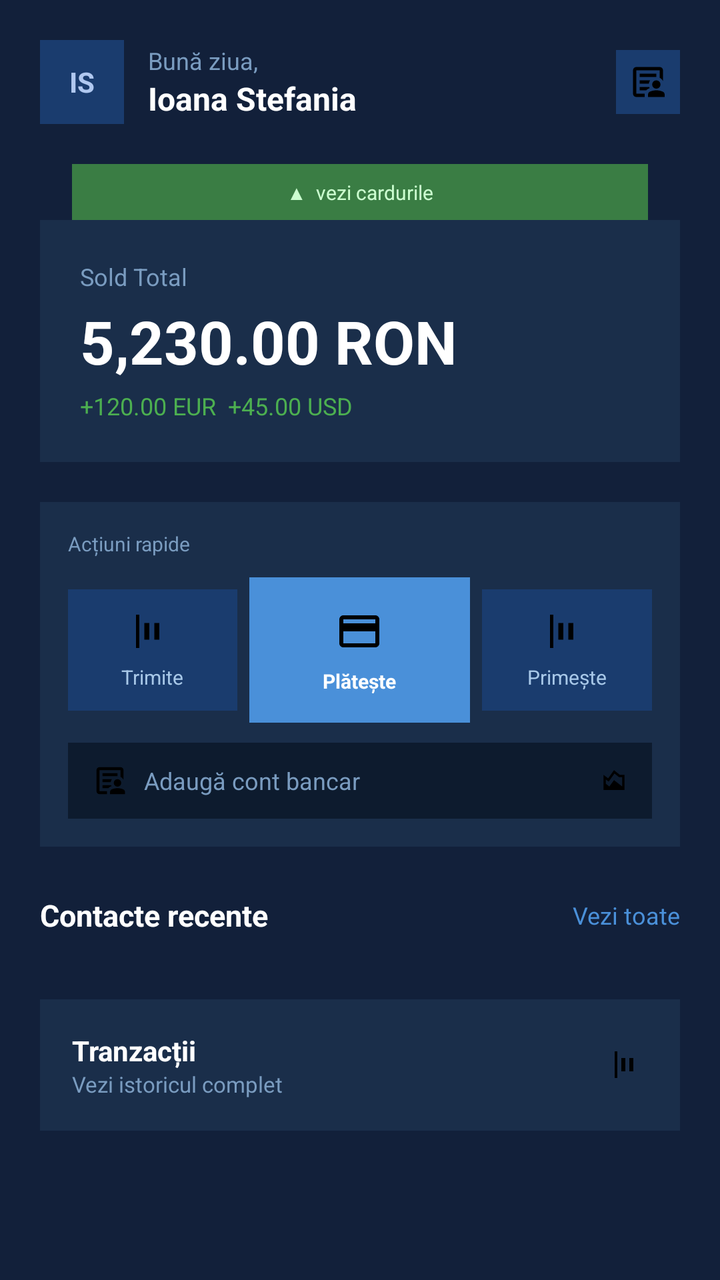
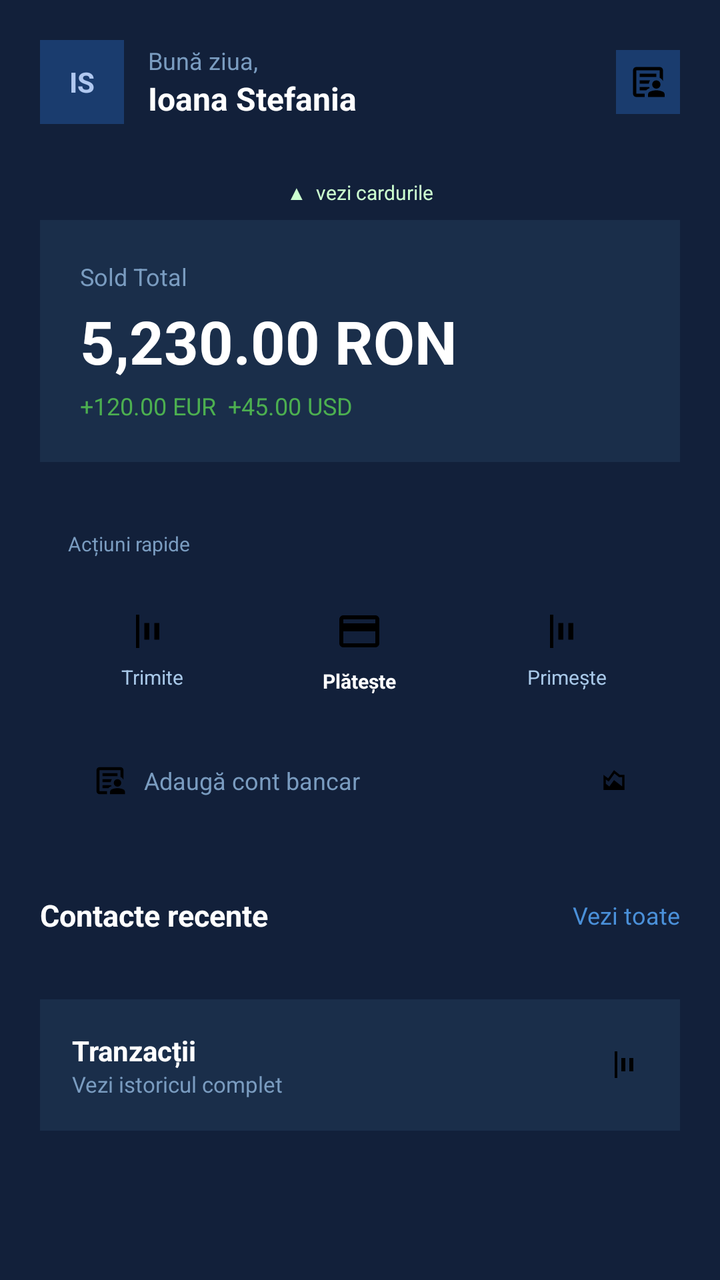

Compare the two renders of this Android layout. The source of the first and the diff that turns it into the second are given below.
<!-- AndroidManifest.xml: application theme Theme.LicentaMultibankingApp -->
<!-- res/layout/fragment_home.xml -->
<?xml version="1.0" encoding="utf-8"?>
<ScrollView xmlns:android="http://schemas.android.com/apk/res/android"
    android:layout_width="match_parent"
    android:layout_height="match_parent"
    android:background="#12203A"
    android:fillViewport="true">

    <LinearLayout
        android:layout_width="match_parent"
        android:layout_height="wrap_content"
        android:orientation="vertical"
        android:padding="20dp">

        
        <LinearLayout
            android:layout_width="match_parent"
            android:layout_height="wrap_content"
            android:orientation="horizontal"
            android:gravity="center_vertical"
            android:layout_marginBottom="20dp">

            <TextView
                android:id="@+id/tvAvatar"
                android:layout_width="42dp"
                android:layout_height="42dp"
                android:gravity="center"
                android:text="IS"
                android:textColor="#B0C8F0"
                android:textSize="14sp"
                android:textStyle="bold"
                android:background="#1A3C6E"
                android:layout_marginEnd="12dp"/>

            <LinearLayout
                android:layout_width="0dp"
                android:layout_height="wrap_content"
                android:layout_weight="1"
                android:orientation="vertical">

                <TextView
                    android:layout_width="wrap_content"
                    android:layout_height="wrap_content"
                    android:text="Bună ziua,"
                    android:textColor="#7A9CC0"
                    android:textSize="12sp"/>

                <TextView
                    android:id="@+id/tvUserName"
                    android:layout_width="wrap_content"
                    android:layout_height="wrap_content"
                    android:text="Ioana Stefania"
                    android:textColor="#FFFFFF"
                    android:textSize="16sp"
                    android:textStyle="bold"/>

            </LinearLayout>

            <ImageView
                android:id="@+id/ivNotifications"
                android:layout_width="32dp"
                android:layout_height="32dp"
                android:src="@drawable/ic_profile"
                android:padding="6dp"
                android:background="#1A3C6E"/>

        </LinearLayout>

        
        <LinearLayout
            android:layout_width="match_parent"
            android:layout_height="wrap_content"
            android:orientation="vertical"
            android:layout_marginBottom="20dp">

            
            <LinearLayout
                android:id="@+id/layoutCardPeek"
                android:layout_width="match_parent"
                android:layout_height="28dp"
                android:background="#3a7d44"
                android:gravity="center"
                android:layout_marginStart="16dp"
                android:layout_marginEnd="16dp">

                <TextView
                    android:id="@+id/tvPeekLabel"
                    android:layout_width="wrap_content"
                    android:layout_height="wrap_content"
                    android:text="▲  vezi cardurile"
                    android:textColor="#CCFFD0"
                    android:textSize="10sp"/>

            </LinearLayout>

            
            <LinearLayout
                android:id="@+id/layoutCardRevelat"
                android:layout_width="match_parent"
                android:layout_height="wrap_content"
                android:orientation="vertical"
                android:background="#1a3d22"
                android:paddingTop="12dp"
                android:paddingBottom="14dp"
                android:paddingStart="14dp"
                android:paddingEnd="14dp"
                android:visibility="gone">

                
                <FrameLayout
                    android:id="@+id/frameWallet"
                    android:layout_width="match_parent"
                    android:layout_height="160dp"
                    android:layout_marginBottom="8dp"/>

                
                <LinearLayout
                    android:id="@+id/layoutDotsWallet"
                    android:layout_width="wrap_content"
                    android:layout_height="wrap_content"
                    android:orientation="horizontal"
                    android:layout_gravity="center_horizontal"
                    android:layout_marginBottom="6dp"/>

                
                <TextView
                    android:id="@+id/tvInfoCardWallet"
                    android:layout_width="match_parent"
                    android:layout_height="wrap_content"
                    android:gravity="center"
                    android:textColor="#81C784"
                    android:textSize="10sp"
                    android:layout_marginBottom="12dp"/>

                
                <View
                    android:layout_width="match_parent"
                    android:layout_height="0.5dp"
                    android:background="#2a5c30"
                    android:layout_marginBottom="12dp"/>

                
                <LinearLayout
                    android:layout_width="match_parent"
                    android:layout_height="wrap_content"
                    android:orientation="horizontal">

                    <LinearLayout
                        android:id="@+id/btnDetaliuCard"
                        android:layout_width="0dp"
                        android:layout_height="wrap_content"
                        android:layout_weight="1"
                        android:orientation="vertical"
                        android:gravity="center"
                        android:padding="8dp">

                        <ImageView
                            android:layout_width="36dp"
                            android:layout_height="36dp"
                            android:src="@drawable/ic_card"
                            android:background="#1A5C1A"
                            android:padding="9dp"/>

                        <TextView
                            android:layout_width="wrap_content"
                            android:layout_height="wrap_content"
                            android:text="Detalii"
                            android:textColor="#81C784"
                            android:textSize="9sp"
                            android:layout_marginTop="4dp"/>

                    </LinearLayout>

                    <LinearLayout
                        android:id="@+id/btnIngheataCard"
                        android:layout_width="0dp"
                        android:layout_height="wrap_content"
                        android:layout_weight="1"
                        android:orientation="vertical"
                        android:gravity="center"
                        android:padding="8dp">

                        <ImageView
                            android:layout_width="36dp"
                            android:layout_height="36dp"
                            android:src="@drawable/ic_profile"
                            android:background="#1A5C1A"
                            android:padding="9dp"/>

                        <TextView
                            android:id="@+id/tvLabelIngheata"
                            android:layout_width="wrap_content"
                            android:layout_height="wrap_content"
                            android:text="Îngheață"
                            android:textColor="#81C784"
                            android:textSize="9sp"
                            android:layout_marginTop="4dp"/>

                    </LinearLayout>

                    <LinearLayout
                        android:id="@+id/btnStergeCard"
                        android:layout_width="0dp"
                        android:layout_height="wrap_content"
                        android:layout_weight="1"
                        android:orientation="vertical"
                        android:gravity="center"
                        android:padding="8dp">

                        <ImageView
                            android:layout_width="36dp"
                            android:layout_height="36dp"
                            android:src="@drawable/ic_transactions"
                            android:background="#5c1a1a"
                            android:padding="9dp"/>

                        <TextView
                            android:layout_width="wrap_content"
                            android:layout_height="wrap_content"
                            android:text="Șterge"
                            android:textColor="#EF9A9A"
                            android:textSize="9sp"
                            android:layout_marginTop="4dp"/>

                    </LinearLayout>

                </LinearLayout>

                
                <TextView
                    android:id="@+id/tvStatusInghetat"
                    android:layout_width="match_parent"
                    android:layout_height="wrap_content"
                    android:text="Card inghetat — apasa Ingheata pentru a debloca"
                    android:textColor="#FFFFFF"
                    android:textSize="11sp"
                    android:gravity="center"
                    android:background="#4A90D9"
                    android:padding="8dp"
                    android:layout_marginTop="8dp"
                    android:visibility="gone"/>

            </LinearLayout>

            
            <LinearLayout
                android:id="@+id/layoutSold"
                android:layout_width="match_parent"
                android:layout_height="wrap_content"
                android:orientation="vertical"
                android:background="#1A2E4A"
                android:padding="20dp">

                <TextView
                    android:layout_width="wrap_content"
                    android:layout_height="wrap_content"
                    android:text="Sold Total"
                    android:textColor="#7A9CC0"
                    android:textSize="12sp"
                    android:layout_marginBottom="4dp"/>

                <TextView
                    android:id="@+id/tvSoldTotal"
                    android:layout_width="wrap_content"
                    android:layout_height="wrap_content"
                    android:text="5,230.00 RON"
                    android:textColor="#FFFFFF"
                    android:textSize="30sp"
                    android:textStyle="bold"
                    android:layout_marginBottom="4dp"/>

                <TextView
                    android:id="@+id/tvAlteCurrency"
                    android:layout_width="wrap_content"
                    android:layout_height="wrap_content"
                    android:text="+120.00 EUR  +45.00 USD"
                    android:textColor="#4CAF50"
                    android:textSize="12sp"/>

            </LinearLayout>

        </LinearLayout>

        
        <LinearLayout
            android:layout_width="match_parent"
            android:layout_height="wrap_content"
            android:orientation="vertical"
            android:background="#1A2E4A"
            android:padding="14dp"
            android:layout_marginBottom="24dp">

            <TextView
                android:layout_width="wrap_content"
                android:layout_height="wrap_content"
                android:text="Acțiuni rapide"
                android:textColor="#7A9CC0"
                android:textSize="10sp"
                android:layout_marginBottom="10dp"/>

            <LinearLayout
                android:layout_width="match_parent"
                android:layout_height="wrap_content"
                android:orientation="horizontal"
                android:gravity="center_vertical"
                android:layout_marginBottom="10dp">

                <LinearLayout
                    android:id="@+id/btnTrimite"
                    android:layout_width="0dp"
                    android:layout_height="wrap_content"
                    android:layout_weight="1"
                    android:orientation="vertical"
                    android:gravity="center"
                    android:background="#1A3C6E"
                    android:paddingTop="10dp"
                    android:paddingBottom="10dp">

                    <ImageView
                        android:layout_width="22dp"
                        android:layout_height="22dp"
                        android:src="@drawable/ic_transactions"
                        android:padding="1dp"/>

                    <TextView
                        android:layout_width="wrap_content"
                        android:layout_height="wrap_content"
                        android:text="Trimite"
                        android:textColor="#A8C8E8"
                        android:textSize="10sp"
                        android:layout_marginTop="5dp"/>

                </LinearLayout>

                <View
                    android:layout_width="6dp"
                    android:layout_height="1dp"/>

                <LinearLayout
                    android:id="@+id/btnPlateste"
                    android:layout_width="0dp"
                    android:layout_height="wrap_content"
                    android:layout_weight="1.3"
                    android:orientation="vertical"
                    android:gravity="center"
                    android:background="#4A90D9"
                    android:paddingTop="14dp"
                    android:paddingBottom="14dp">

                    <ImageView
                        android:layout_width="26dp"
                        android:layout_height="26dp"
                        android:src="@drawable/ic_card"
                        android:padding="1dp"/>

                    <TextView
                        android:layout_width="wrap_content"
                        android:layout_height="wrap_content"
                        android:text="Plătește"
                        android:textColor="#FFFFFF"
                        android:textSize="10sp"
                        android:textStyle="bold"
                        android:layout_marginTop="5dp"/>

                </LinearLayout>

                <View
                    android:layout_width="6dp"
                    android:layout_height="1dp"/>

                <LinearLayout
                    android:id="@+id/btnPrimeste"
                    android:layout_width="0dp"
                    android:layout_height="wrap_content"
                    android:layout_weight="1"
                    android:orientation="vertical"
                    android:gravity="center"
                    android:background="#1A3C6E"
                    android:paddingTop="10dp"
                    android:paddingBottom="10dp">

                    <ImageView
                        android:layout_width="22dp"
                        android:layout_height="22dp"
                        android:src="@drawable/ic_transactions"
                        android:padding="1dp"/>

                    <TextView
                        android:layout_width="wrap_content"
                        android:layout_height="wrap_content"
                        android:text="Primește"
                        android:textColor="#A8C8E8"
                        android:textSize="10sp"
                        android:layout_marginTop="5dp"/>

                </LinearLayout>

            </LinearLayout>

            <LinearLayout
                android:id="@+id/btnAdaugaCont"
                android:layout_width="match_parent"
                android:layout_height="wrap_content"
                android:orientation="horizontal"
                android:gravity="center_vertical"
                android:background="#0D1B2E"
                android:paddingTop="10dp"
                android:paddingBottom="10dp"
                android:paddingStart="12dp"
                android:paddingEnd="12dp">

                <ImageView
                    android:layout_width="18dp"
                    android:layout_height="18dp"
                    android:src="@drawable/ic_profile"
                    android:layout_marginEnd="8dp"/>

                <TextView
                    android:layout_width="0dp"
                    android:layout_height="wrap_content"
                    android:layout_weight="1"
                    android:text="Adaugă cont bancar"
                    android:textColor="#7A9CC0"
                    android:textSize="12sp"/>

                <ImageView
                    android:layout_width="14dp"
                    android:layout_height="14dp"
                    android:src="@drawable/ic_statistics"/>

            </LinearLayout>

        </LinearLayout>

        
        <LinearLayout
            android:layout_width="match_parent"
            android:layout_height="wrap_content"
            android:orientation="vertical"
            android:layout_marginBottom="20dp">

            <LinearLayout
                android:layout_width="match_parent"
                android:layout_height="wrap_content"
                android:orientation="horizontal"
                android:gravity="center_vertical"
                android:layout_marginBottom="12dp">

                <TextView
                    android:layout_width="0dp"
                    android:layout_height="wrap_content"
                    android:layout_weight="1"
                    android:text="Contacte recente"
                    android:textColor="#FFFFFF"
                    android:textSize="15sp"
                    android:textStyle="bold"/>

                <TextView
                    android:id="@+id/tvVeziToateContacte"
                    android:layout_width="wrap_content"
                    android:layout_height="wrap_content"
                    android:text="Vezi toate"
                    android:textColor="#4A90D9"
                    android:textSize="12sp"/>

            </LinearLayout>

            <androidx.recyclerview.widget.RecyclerView
                android:id="@+id/rvContacte"
                android:layout_width="match_parent"
                android:layout_height="wrap_content"
                android:orientation="horizontal"
                android:clipToPadding="false"/>

        </LinearLayout>

        
        <LinearLayout
            android:id="@+id/layoutBannerTranzactii"
            android:layout_width="match_parent"
            android:layout_height="wrap_content"
            android:orientation="horizontal"
            android:gravity="center_vertical"
            android:background="#1A2E4A"
            android:padding="16dp"
            android:layout_marginBottom="20dp">

            <LinearLayout
                android:layout_width="0dp"
                android:layout_height="wrap_content"
                android:layout_weight="1"
                android:orientation="vertical">

                <TextView
                    android:layout_width="wrap_content"
                    android:layout_height="wrap_content"
                    android:text="Tranzacții"
                    android:textColor="#FFFFFF"
                    android:textSize="14sp"
                    android:textStyle="bold"/>

                <TextView
                    android:layout_width="wrap_content"
                    android:layout_height="wrap_content"
                    android:text="Vezi istoricul complet"
                    android:textColor="#7A9CC0"
                    android:textSize="11sp"/>

            </LinearLayout>

            <ImageView
                android:layout_width="20dp"
                android:layout_height="20dp"
                android:src="@drawable/ic_transactions"
                android:padding="2dp"/>

        </LinearLayout>

    </LinearLayout>

</ScrollView>
<!-- resources referenced by this layout -->
<resources>
  <!-- drawable ic_card (drawable) -->
  <vector xmlns:android="http://schemas.android.com/apk/res/android" android:height="24dp" android:tint="#000000" android:viewportHeight="24" android:viewportWidth="24" android:width="24dp">
        
      <path android:fillColor="@android:color/white" android:pathData="M20,4L4,4c-1.11,0 -1.99,0.89 -1.99,2L2,18c0,1.11 0.89,2 2,2h16c1.11,0 2,-0.89 2,-2L22,6c0,-1.11 -0.89,-2 -2,-2zM20,18L4,18v-6h16v6zM20,8L4,8L4,6h16v2z"/>
      
  </vector>
  <!-- drawable ic_statistics (drawable) -->
  <vector xmlns:android="http://schemas.android.com/apk/res/android" android:height="24dp" android:tint="#000000" android:viewportHeight="960" android:viewportWidth="960" android:width="24dp">
        
      <path android:fillColor="@android:color/white" android:pathData="M120,800L120,280L280,400L480,120L680,280L840,280L840,800L120,800ZM320,680L480,460L760,678L760,360L652,360L496,235L298,513L200,440L200,584L320,680Z"/>
      
  </vector>
  <!-- drawable ic_transactions (drawable) -->
  <vector xmlns:android="http://schemas.android.com/apk/res/android" android:height="24dp" android:tint="#000000" android:viewportHeight="960" android:viewportWidth="960" android:width="24dp">
        
      <path android:fillColor="@android:color/white" android:pathData="M80,880L80,80L160,80L160,880L80,880ZM520,680L520,280L640,280L640,680L520,680ZM280,680L280,280L400,280L400,680L280,680Z"/>
      
  </vector>
  <style name="Theme.LicentaMultibankingApp" parent="Base.Theme.LicentaMultibankingApp" />
  <style name="Base.Theme.LicentaMultibankingApp" parent="Theme.MaterialComponents.DayNight.NoActionBar">
          <item name="android:textColorHint">#888888</item>
          
          
      </style>
  <!-- unchanged entries left out for length: 1 -->
</resources>

<!-- the commit's change to res/layout/fragment_home.xml (unified diff, before → after) -->
@@ -77,7 +77,7 @@
                 android:id="@+id/layoutCardPeek"
                 android:layout_width="match_parent"
                 android:layout_height="28dp"
-                android:background="#3a7d44"
+                android:background="@drawable/bg_peek_rounded"
                 android:gravity="center"
                 android:layout_marginStart="16dp"
                 android:layout_marginEnd="16dp">
@@ -98,7 +98,7 @@
                 android:layout_width="match_parent"
                 android:layout_height="wrap_content"
                 android:orientation="vertical"
-                android:background="#1a3d22"
+                android:background="@drawable/bg_wallet_rounded"
                 android:paddingTop="12dp"
                 android:paddingBottom="14dp"
                 android:paddingStart="14dp"
@@ -109,7 +109,7 @@
                 <FrameLayout
                     android:id="@+id/frameWallet"
                     android:layout_width="match_parent"
-                    android:layout_height="160dp"
+                    android:layout_height="205dp"
                     android:layout_marginBottom="8dp"/>
 
                 
@@ -157,7 +157,7 @@
                             android:layout_width="36dp"
                             android:layout_height="36dp"
                             android:src="@drawable/ic_card"
-                            android:background="#1A5C1A"
+                            android:background="@drawable/bg_icon_green_rounded"
                             android:padding="9dp"/>
 
                         <TextView
@@ -183,7 +183,7 @@
                             android:layout_width="36dp"
                             android:layout_height="36dp"
                             android:src="@drawable/ic_profile"
-                            android:background="#1A5C1A"
+                            android:background="@drawable/bg_icon_green_rounded"
                             android:padding="9dp"/>
 
                         <TextView
@@ -210,7 +210,7 @@
                             android:layout_width="36dp"
                             android:layout_height="36dp"
                             android:src="@drawable/ic_transactions"
-                            android:background="#5c1a1a"
+                            android:background="@drawable/bg_icon_red_rounded"
                             android:padding="9dp"/>
 
                         <TextView
@@ -285,7 +285,7 @@
             android:layout_width="match_parent"
             android:layout_height="wrap_content"
             android:orientation="vertical"
-            android:background="#1A2E4A"
+            android:background="@drawable/bg_quickactions_card"
             android:padding="14dp"
             android:layout_marginBottom="24dp">
 
@@ -311,7 +311,7 @@
                     android:layout_weight="1"
                     android:orientation="vertical"
                     android:gravity="center"
-                    android:background="#1A3C6E"
+                    android:background="@drawable/bg_action_normal"
                     android:paddingTop="10dp"
                     android:paddingBottom="10dp">
 
@@ -342,7 +342,7 @@
                     android:layout_weight="1.3"
                     android:orientation="vertical"
                     android:gravity="center"
-                    android:background="#4A90D9"
+                    android:background="@drawable/bg_action_plateste"
                     android:paddingTop="14dp"
                     android:paddingBottom="14dp">
 
@@ -374,7 +374,7 @@
                     android:layout_weight="1"
                     android:orientation="vertical"
                     android:gravity="center"
-                    android:background="#1A3C6E"
+                    android:background="@drawable/bg_action_normal"
                     android:paddingTop="10dp"
                     android:paddingBottom="10dp">
 
@@ -402,7 +402,7 @@
                 android:layout_height="wrap_content"
                 android:orientation="horizontal"
                 android:gravity="center_vertical"
-                android:background="#0D1B2E"
+                android:background="@drawable/bg_addcont_rounded"
                 android:paddingTop="10dp"
                 android:paddingBottom="10dp"
                 android:paddingStart="12dp"
<!-- resource entries referenced after the edit -->
@@ -1,5 +1,45 @@
 <!-- resources referenced by this layout -->
 <resources>
+  <!-- drawable bg_action_normal (drawable) -->
+  <?xml version="1.0" encoding="utf-8"?>
+  <selector xmlns:android="http://schemas.android.com/apk/res/android">
+    
+  </selector>
+  <!-- drawable bg_action_plateste (drawable) -->
+  <?xml version="1.0" encoding="utf-8"?>
+  <selector xmlns:android="http://schemas.android.com/apk/res/android">
+    
+  </selector>
+  <!-- drawable bg_addcont_rounded (drawable) -->
+  <?xml version="1.0" encoding="utf-8"?>
+  <selector xmlns:android="http://schemas.android.com/apk/res/android">
+    
+  </selector>
+  <!-- drawable bg_icon_green_rounded (drawable) -->
+  <?xml version="1.0" encoding="utf-8"?>
+  <selector xmlns:android="http://schemas.android.com/apk/res/android">
+    
+  </selector>
+  <!-- drawable bg_icon_red_rounded (drawable) -->
+  <?xml version="1.0" encoding="utf-8"?>
+  <selector xmlns:android="http://schemas.android.com/apk/res/android">
+    
+  </selector>
+  <!-- drawable bg_peek_rounded (drawable) -->
+  <?xml version="1.0" encoding="utf-8"?>
+  <selector xmlns:android="http://schemas.android.com/apk/res/android">
+  
+  </selector>
+  <!-- drawable bg_quickactions_card (drawable) -->
+  <?xml version="1.0" encoding="utf-8"?>
+  <selector xmlns:android="http://schemas.android.com/apk/res/android">
+  
+  </selector>
+  <!-- drawable bg_wallet_rounded (drawable) -->
+  <?xml version="1.0" encoding="utf-8"?>
+  <selector xmlns:android="http://schemas.android.com/apk/res/android">
+    
+  </selector>
   <!-- drawable ic_card (drawable) -->
   <vector xmlns:android="http://schemas.android.com/apk/res/android" android:height="24dp" android:tint="#000000" android:viewportHeight="24" android:viewportWidth="24" android:width="24dp">
         
